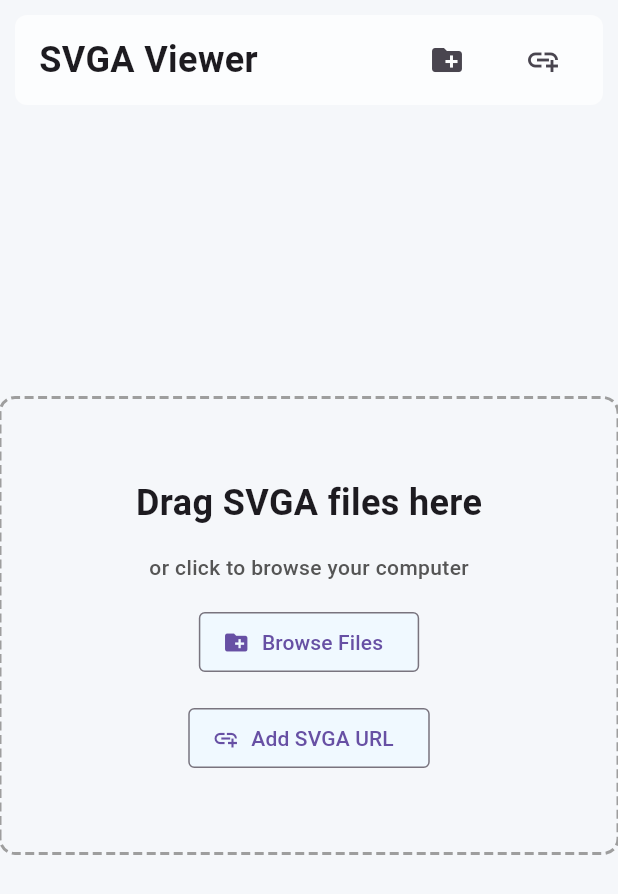
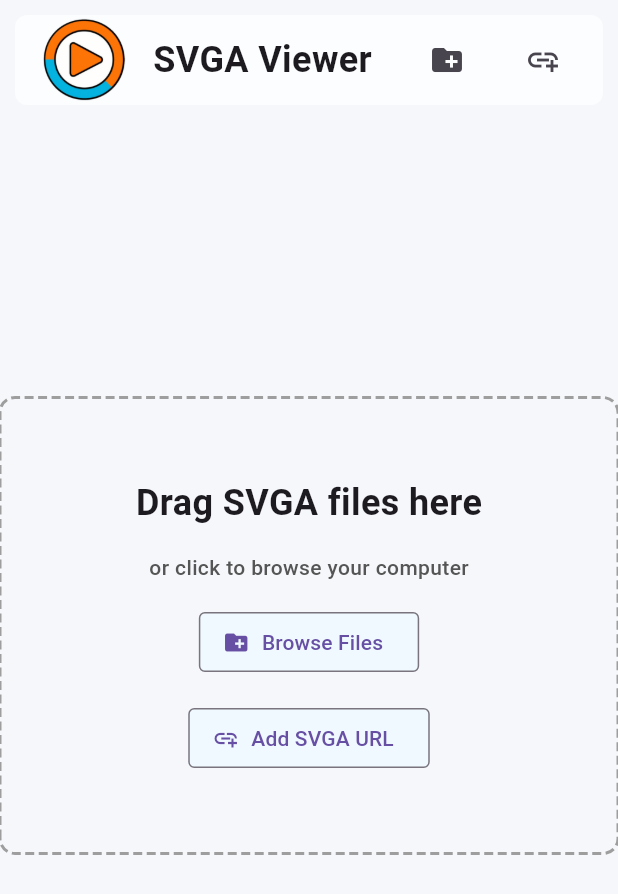
Before and after one commit to jarryleo/svga_player_flutter, a Flutter app: the screen it shows after launch, on a phone screen of 412 x 824 dp. Shown: the top 894 px of the screen. Run offline on Flutter 3.47's test engine with Material 3 defaults, Android fonts, the light colour scheme and no system bars; drawn by our look-alikes of dotted_border; our stand-ins replace args, file_picker, path_drawing; missing offline and left inert: desktop_drop, protobuf, window_manager; key blocks and very long unbroken strings in the code were emptied for the run.

Commit message:
[add] 更换图标

```diff
--- a/lib/page/main_page.dart
+++ b/lib/page/main_page.dart
@@ -108,6 +108,8 @@ class _MainPageState extends State<MainPage> {
         ),
         child: Row(
           children: [
+            const Image(image: AssetImage('assets/icon/ic_app.png')),
+            const SizedBox(width: 16.0),
             const Text(
               'SVGA Viewer',
               style: TextStyle(
```
Also changed, not shown: assets/icon/ic_app.png, 33 other files.
